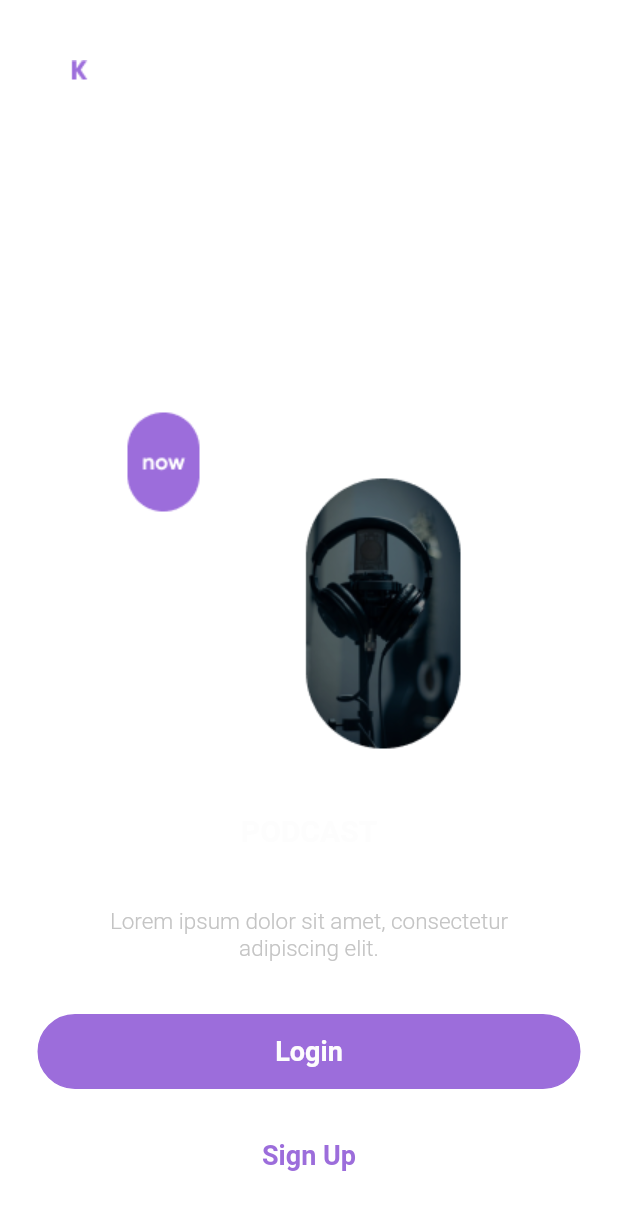
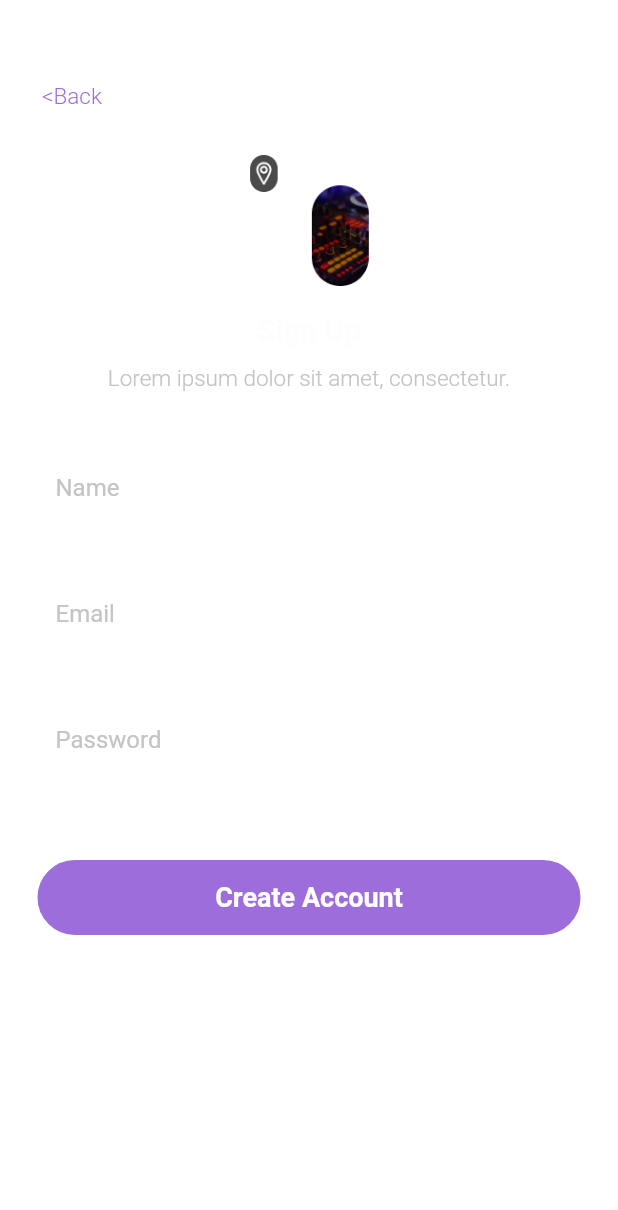
Before and after one commit to Leswulff23/PodK, a Flutter app: the LeadScreen screen opened by its route, after a tap on "Sign Up", on a phone screen of 412 x 824 dp. Shown: the top 1210 px of the screen. Run offline on Flutter 3.47's test engine with Material 2 defaults, Android fonts, the phone set to English and light mode, and no system bars; our stand-ins replace shared_preferences; accounts and stored records are empty.

Commit message:
Login and Sign Up

```diff
--- a/lib/components/custom_botton.dart
+++ b/lib/components/custom_botton.dart
@@ -15,7 +15,9 @@ class CustomButton extends StatelessWidget {
   @override
   Widget build(BuildContext context) {
     return Padding(
-      padding: EdgeInsets.only(left:25, right: 25, top:25),
+      padding: const EdgeInsets.only(left:25, right: 25, top:25),
+      child: GestureDetector(
+        onTap: onPressed,
         child: Container(
           alignment: Alignment.center,
           height: 50,
@@ -34,6 +36,7 @@ class CustomButton extends StatelessWidget {
             textAlign: TextAlign.center,
           )
         ),
+      ),
     );
   }
 }
--- /dev/null
+++ b/lib/components/custom_textfield.dart
@@ -0,0 +1,40 @@
+import 'package:flutter/material.dart';
+import 'package:podk/components/text.dart' as size;
+import 'package:podk/components/colors.dart' as color;
+
+
+class CustomField extends StatelessWidget {
+  final String labelName;
+  final TextInputType inputType;
+  final bool obscureText;
+  const CustomField({
+    required this.labelName,
+    required this.inputType,
+    required this.obscureText,
+    Key? key
+    }) : super(key: key);
+
+  @override
+  Widget build(BuildContext context) {
+    return TextFormField(
+      keyboardType: inputType,
+      obscureText: obscureText,
+      style: TextStyle(color: color.AppColor.longColor),
+      decoration: InputDecoration(
+        labelText: labelName,
+        labelStyle: TextStyle(color: color.AppColor.longColor),
+        hintStyle: TextStyle(color: color.AppColor.longColor),
+        errorStyle: const TextStyle(color: Colors.red),
+        enabledBorder: const OutlineInputBorder(
+          borderSide: BorderSide(color: Colors.white12),
+        ),
+        focusedBorder: const OutlineInputBorder(
+          borderSide: BorderSide(color: Colors.white12),
+        ),
+        border: const OutlineInputBorder(
+          borderSide: BorderSide(color: Colors.white12),
+        ),
+      ),
+    );
+  }
+}
--- a/lib/main.dart
+++ b/lib/main.dart
@@ -1,7 +1,9 @@
 import 'package:flutter/material.dart';
 import 'package:flutter/services.dart';
 import 'package:podk/view/lead_page.dart';
+import 'package:podk/view/login_page.dart';
 import 'package:podk/view/onboarding_page.dart';
+import 'package:podk/view/register_page.dart';
 import 'package:podk/view/splash_page.dart';
 import 'package:shared_preferences/shared_preferences.dart';
 import 'package:podk/components/bottom_navigation.dart';
@@ -51,6 +53,8 @@ class MyApp extends StatelessWidget {
           '/splash': (context) => const SplashScreen(),
           '/onboard': (context) => const Onboarding(),
           '/lead':(context) => const LeadScreen(),
+          '/login': (context) =>const LoginScreen(),
+          '/register':(context) =>const RegisterScreen(),
         },
     );
   }
--- a/lib/view/register_page.dart
+++ b/lib/view/register_page.dart
@@ -0,0 +1,88 @@
+import 'package:flutter/material.dart';
+import 'package:podk/components/custom_botton.dart';
+import 'package:podk/components/custom_textfield.dart';
+import 'package:podk/components/text.dart' as size;
+import 'package:podk/components/colors.dart' as color;
+
+class RegisterScreen extends StatefulWidget {
+  const RegisterScreen({ Key? key }) : super(key: key);
+
+  @override
+  State<RegisterScreen> createState() => _RegisterScreenState();
+}
+
+class _RegisterScreenState extends State<RegisterScreen> {
+  @override
+  Widget build(BuildContext context) {
+return Scaffold(
+      extendBodyBehindAppBar: true,
+      body: SingleChildScrollView(
+        reverse: true,
+        child: SizedBox(
+          height: MediaQuery.of(context).size.height,
+          child: Column(
+            children: [
+              Container(
+                margin: const EdgeInsets.only(top:40, bottom:2, left:16, right:16),
+                alignment: Alignment.topLeft,
+                child: TextButton(
+                  onPressed: (){
+                    Navigator.pushNamed(context, '/lead');
+                  },
+                  child: Text('<Back',
+                    style: TextStyle(color: color.AppColor.mainColor, fontSize:size.AppSize.tabInnerText, fontWeight: FontWeight.w300),
+                  )
+                ),
+              ),
+              Flexible(child: Image.asset('assets/background/regis.png')),
+              const SizedBox(height:5),
+              Flexible(
+                child: Text('Sign Up',
+                  style: TextStyle(color: color.AppColor.whiteColor, fontSize:size.AppSize.tabText, fontWeight: FontWeight.w600)
+                ),
+              ),
+              const SizedBox(height:12),
+              Flexible(
+                child: Text('Lorem ipsum dolor sit amet, consectetur.',
+                  style: TextStyle(color: color.AppColor.longColor, fontSize:size.AppSize.tabInnerText, fontWeight: FontWeight.w300),
+                  textAlign: TextAlign.center,
+                ),
+              ),
+              const Padding(
+                padding: EdgeInsets.only(left:25, right: 25, top:35),
+                child: CustomField(labelName: 'Name',
+                  inputType: TextInputType.emailAddress,
+                  obscureText: false
+                ),
+              ),
+              const SizedBox(height: 10),
+              const Padding(
+                padding:  EdgeInsets.only(left:25, right: 25, top:15),
+                child: CustomField(labelName: 'Email',
+                  inputType: TextInputType.emailAddress,
+                  obscureText: false
+                ),
+              ),
+              const SizedBox(height: 10),
+              const Padding(
+                padding:  EdgeInsets.only(left:25, right: 25, top:15),
+                child: CustomField(labelName: 'Password',
+                  inputType: TextInputType.emailAddress,
+                  obscureText: false
+                ),
+              ),
+              const SizedBox(height:25),
+              CustomButton(
+                onPressed: (){
+                  Navigator.pushNamed(context, '/lead');
+                },
+                btnName: 'Create Account'
+              ),
+              const SizedBox(height:15),
+            ],
+          ),
+        )
+      )
+    );
+  }
+}
```
Also changed, not shown: lib/view/lead_page.dart (+7 -2 lines), lib/view/login_page.dart (+61 -3 lines), assets/background/login.png (added), assets/background/regis.png (added). Lines whose indentation alone changed are shown as unchanged.
